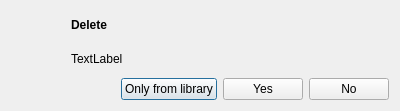
Before: the Qt Designer form src/GUI/Utils/Library/GUI_DeleteDialog.ui in return42/sayonara, drawn with Qt 5.
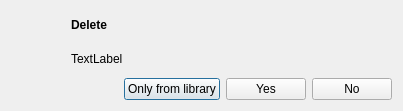
After: the same form once the commit is applied.

Commit message: French translation update

What changed in the file:
```diff
--- a/src/GUI/Utils/Library/GUI_DeleteDialog.ui
+++ b/src/GUI/Utils/Library/GUI_DeleteDialog.ui
@@ -6,7 +6,7 @@
    <rect>
     <x>0</x>
     <y>0</y>
-    <width>400</width>
+    <width>403</width>
     <height>111</height>
    </rect>
   </property>
```
Left out of the diff: 3 changed lines with no effect on the pictures. The commit also changes 2 other files.
